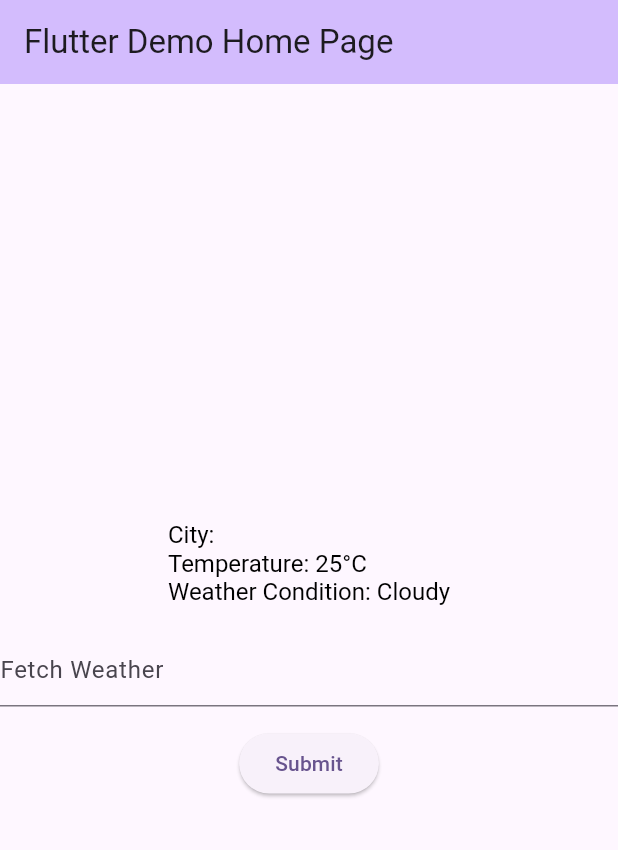
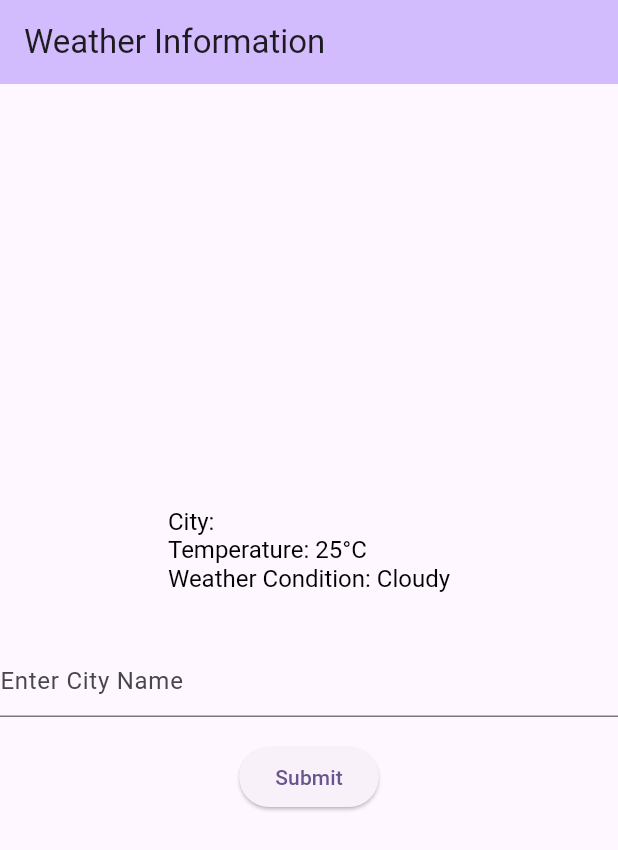
Before and after one commit to RezRak/MADWeatherApp, a Flutter app: the screen it shows after launch, after a tap on "Submit", on a phone screen of 412 x 824 dp. Shown: the top 850 px of the screen. Run offline on Flutter 3.47's test engine with Material 3 defaults, Android fonts, the phone set to English and light mode, and no system bars.

```diff
--- a/lib/main.dart
+++ b/lib/main.dart
@@ -1,5 +1,4 @@
 import 'dart:math';
-
 import 'package:flutter/material.dart';
 
 void main() {
@@ -9,47 +8,21 @@ void main() {
 class MyApp extends StatelessWidget {
   const MyApp({super.key});
 
-  // This widget is the root of your application.
   @override
   Widget build(BuildContext context) {
     return MaterialApp(
-      title: 'Flutter Demo',
+      title: 'Weather App',
       theme: ThemeData(
-        // This is the theme of your application.
-        //
-        // TRY THIS: Try running your application with "flutter run". You'll see
-        // the application has a purple toolbar. Then, without quitting the app,
-        // try changing the seedColor in the colorScheme below to Colors.green
-        // and then invoke "hot reload" (save your changes or press the "hot
-        // reload" button in a Flutter-supported IDE, or press "r" if you used
-        // the command line to start the app).
-        //
-        // Notice that the counter didn't reset back to zero; the application
-        // state is not lost during the reload. To reset the state, use hot
-        // restart instead.
-        //
-        // This works for code too, not just values: Most code changes can be
-        // tested with just a hot reload.
         colorScheme: ColorScheme.fromSeed(seedColor: Colors.deepPurple),
         useMaterial3: true,
       ),
-      home: const MyHomePage(title: 'Flutter Demo Home Page'),
+      home: const MyHomePage(title: 'Weather Information'),
     );
   }
 }
 
 class MyHomePage extends StatefulWidget {
   const MyHomePage({super.key, required this.title});
-
-  // This widget is the home page of your application. It is stateful, meaning
-  // that it has a State object (defined below) that contains fields that affect
-  // how it looks.
-
-  // This class is the configuration for the state. It holds the values (in this
-  // case the title) provided by the parent (in this case the App widget) and
-  // used by the build method of the State. Fields in a Widget subclass are
-  // always marked "final".
-
   final String title;
 
   @override
@@ -57,14 +30,25 @@ class MyHomePage extends StatefulWidget {
 }
 
 class _MyHomePageState extends State<MyHomePage> {
-  TextEditingController _controller = TextEditingController();
-
+  late TextEditingController _controller;
   String userCity = '';
   int temperature = 0;
   String weatherCondition = '';
-  var wConditions = ["Sunny", "Cloudy", "Rainy"];
+  final List<String> wConditions = ["Sunny", "Cloudy", "Rainy"];
 
-  updateInfo(userCity) {
+  @override
+  void initState() {
+    super.initState();
+    _controller = TextEditingController();
+  }
+
+  @override
+  void dispose() {
+    _controller.dispose();
+    super.dispose();
+  }
+
+  void updateInfo(String userCity) {
     setState(() {
       this.userCity = userCity;
       temperature = Random().nextInt(15) + 15;
@@ -74,78 +58,40 @@ class _MyHomePageState extends State<MyHomePage> {
 
   @override
   Widget build(BuildContext context) {
-    // This method is rerun every time setState is called, for instance as done
-    // by the _incrementCounter method above.
-    //
-    // The Flutter framework has been optimized to make rerunning build methods
-    // fast, so that you can just rebuild anything that needs updating rather
-    // than having to individually change instances of widgets.
     return Scaffold(
       appBar: AppBar(
-        // TRY THIS: Try changing the color here to a specific color (to
-        // Colors.amber, perhaps?) and trigger a hot reload to see the AppBar
-        // change color while the other colors stay the same.
         backgroundColor: Theme.of(context).colorScheme.inversePrimary,
-        // Here we take the value from the MyHomePage object that was created by
-        // the App.build method, and use it to set our appbar title.
         title: Text(widget.title),
       ),
       body: Center(
-        // Center is a layout widget. It takes a single child and positions it
-        // in the middle of the parent.
         child: Column(
-          // Column is also a layout widget. It takes a list of children and
-          // arranges them vertically. By default, it sizes itself to fit its
-          // children horizontally, and tries to be as tall as its parent.
-          //
-          // Column has various properties to control how it sizes itself and
-          // how it positions its children. Here we use mainAxisAlignment to
-          // center the children vertically; the main axis here is the vertical
-          // axis because Columns are vertical (the cross axis would be
-          // horizontal).
-          //
-          // TRY THIS: Invoke "debug painting" (choose the "Toggle Debug Paint"
-          // action in the IDE, or press "p" in the console), to see the
-          // wireframe for each widget.
           mainAxisAlignment: MainAxisAlignment.center,
           children: <Widget>[
             RichText(
               text: TextSpan(
-                style: TextStyle(fontSize: 16.0, color: Colors.black),
+                style: const TextStyle(fontSize: 16.0, color: Colors.black),
                 children: [
-                  TextSpan(
-                    text: 'City: $userCity\n',
-
-                  ),
-                  TextSpan(
-                    text: 'Temperature: $temperature°C\n',
-
-                  ),
-                  TextSpan(
-                    text: 'Weather Condition: $weatherCondition\n',
-
-                  ),
+                  TextSpan(text: 'City: $userCity\n'),
+                  TextSpan(text: 'Temperature: $temperature°C\n'),
+                  TextSpan(text: 'Weather Condition: $weatherCondition\n'),
                 ],
               ),
             ),
-
+            const SizedBox(height: 16),
             TextFormField(
               controller: _controller,
-              decoration: InputDecoration(
-                hintText: 'Fetch Weather'
+              decoration: const InputDecoration(
+                hintText: 'Enter City Name',
               ),
             ),
-
-            SizedBox(height: 14),
-
+            const SizedBox(height: 16),
             ElevatedButton(
-              onPressed: () {updateInfo(_controller.text);},
-              child: Text('Submit')
+              onPressed: () => updateInfo(_controller.text),
+              child: const Text('Submit'),
             ),
           ],
         ),
       ),
-       // This trailing comma makes auto-formatting nicer for build methods.
     );
   }
 }
```
